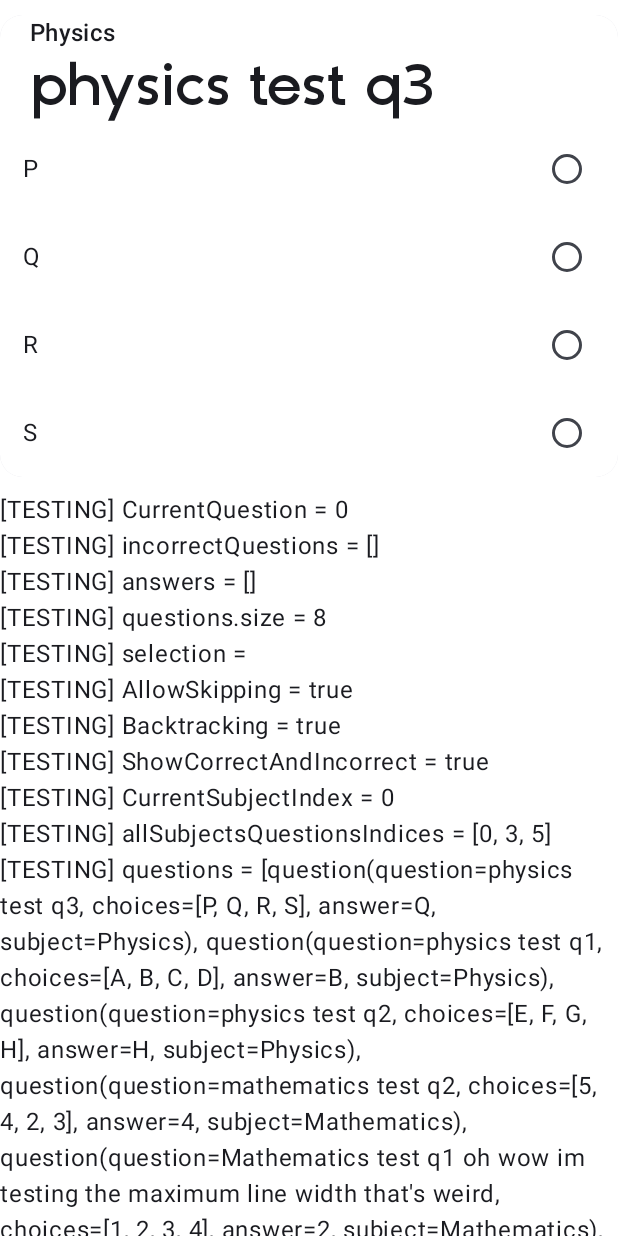
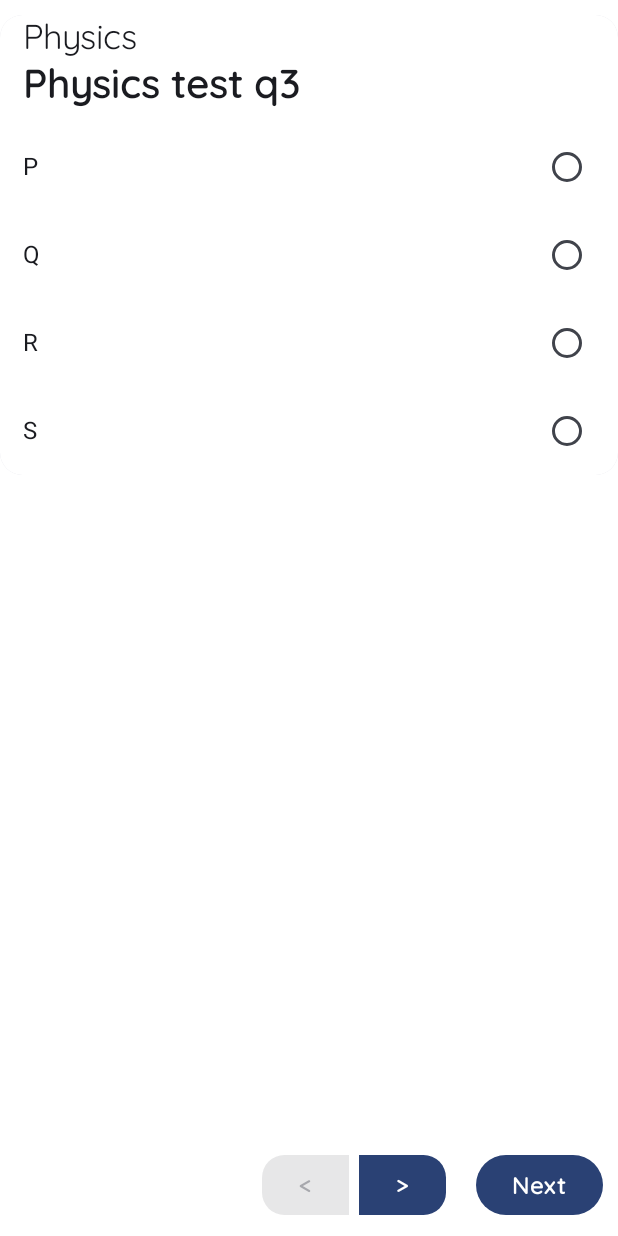
Before and after one commit to SohSohh/PrepApp, an Android app built with Jetpack Compose: the screen it shows after launch (MainActivity), after a tap on "Start", on a phone screen of 412 x 824 dp. Run offline under Robolectric (Android 15) with nearby library versions, the light colour scheme and no system bars.

Commit message:
Added typography, animations, and more functionality

```diff
--- a/app/src/main/java/com/example/myapplication/MainApp.kt
+++ b/app/src/main/java/com/example/myapplication/MainApp.kt
@@ -27,6 +27,7 @@ import androidx.compose.runtime.Composable
 import androidx.compose.runtime.collectAsState
 import androidx.compose.runtime.getValue
 import androidx.compose.runtime.remember
+import androidx.compose.runtime.rememberCoroutineScope
 import androidx.compose.ui.Alignment
 import androidx.compose.ui.Modifier
 import androidx.compose.ui.graphics.Color
@@ -42,8 +43,10 @@ import com.example.myapplication.TestScreen.EndOfTestScreen
 import com.example.myapplication.TestScreen.TestConfigurationScreen
 import com.example.myapplication.TestScreen.TestingScreen
 import com.example.myapplication.mcqPool.McqPoolScreen
+import kotlinx.coroutines.delay
 import kotlinx.coroutines.flow.Flow
 import kotlinx.coroutines.flow.emptyFlow
+import kotlinx.coroutines.launch
 
 
 @SuppressLint("SuspiciousIndentation")
@@ -62,7 +65,7 @@ fun MainApp(modifier: Modifier = Modifier,
                 if (showBar) {
                         CenterAlignedTopAppBar(title = {
                             Text(
-                                text = "TopBarTitlePlaceholder",
+                                text = "PREP",
                                 style = MaterialTheme.typography.titleLarge
                             )
                         }
@@ -101,6 +104,7 @@ fun MainApp(modifier: Modifier = Modifier,
                 }
             }
         ) { innerPadding ->
+            val scope = rememberCoroutineScope()
             Row(
                 modifier = Modifier
                     .fillMaxSize()
@@ -116,9 +120,13 @@ fun MainApp(modifier: Modifier = Modifier,
                         TestConfigurationScreen(
                             modifier = Modifier.fillMaxSize(),
                             onStartButtonClicked = {
-                                navController.navigate(route = "TestingScreen")
-                                testScreenViewModel.initializeQuestions()
-                                testScreenViewModel.disableBars()
+                                scope.launch {
+                                    navController.navigate(route = "TestingScreen")
+                                    testScreenViewModel.initializeQuestions()
+                                    testScreenViewModel.disableBars()
+                                    delay(750)
+                                }
+
                             },
                             testScreenViewModel = testScreenViewModel,
                         )
@@ -159,7 +167,7 @@ fun BottomNavButton(
     currentS:String,
 ) {
     val animatedColor by animateColorAsState(if (currentS == route) {Color.LightGray} else {Color.Transparent}, animationSpec = tween(350))
-    Button(onClick = onClick ,
+    Button(onClick = onClick,
         modifier = modifier.padding(horizontal = 5.dp),
         shape = MaterialTheme.shapes.medium,
         interactionSource = NoRippleInteractionSource(),
@@ -168,7 +176,7 @@ fun BottomNavButton(
     ) {
         Column(modifier = Modifier, horizontalAlignment = Alignment.CenterHorizontally) {
             Icon(imageVector = icon, contentDescription = null)
-            Text(text = text)
+            Text(text = text, style = MaterialTheme.typography.displaySmall)
         }
     }
 }
--- a/app/src/main/java/com/example/myapplication/TestScreen/TestScreenConfiguration.kt
+++ b/app/src/main/java/com/example/myapplication/TestScreen/TestScreenConfiguration.kt
@@ -8,6 +8,7 @@ import androidx.compose.animation.fadeOut
 import androidx.compose.animation.slideInVertically
 import androidx.compose.animation.slideOutVertically
 import androidx.compose.foundation.background
+import androidx.compose.foundation.clickable
 import androidx.compose.foundation.interaction.MutableInteractionSource
 import androidx.compose.foundation.layout.Arrangement
 import androidx.compose.foundation.layout.Box
@@ -28,6 +29,8 @@ import androidx.compose.foundation.text.KeyboardActions
 import androidx.compose.foundation.text.KeyboardOptions
 import androidx.compose.foundation.verticalScroll
 import androidx.compose.material3.Button
+import androidx.compose.material3.ButtonColors
+import androidx.compose.material3.ButtonDefaults
 import androidx.compose.material3.ExperimentalMaterial3Api
 import androidx.compose.material3.HorizontalDivider
 import androidx.compose.material3.LocalTextStyle
@@ -41,10 +44,12 @@ import androidx.compose.runtime.collectAsState
 import androidx.compose.runtime.getValue
 import androidx.compose.runtime.mutableStateOf
 import androidx.compose.runtime.remember
+import androidx.compose.runtime.rememberCoroutineScope
 import androidx.compose.runtime.setValue
 import androidx.compose.ui.Alignment
 import androidx.compose.ui.Modifier
 import androidx.compose.ui.graphics.Color
+import androidx.compose.ui.graphics.SolidColor
 import androidx.compose.ui.platform.LocalDensity
 import androidx.compose.ui.platform.LocalFocusManager
 import androidx.compose.ui.platform.LocalSoftwareKeyboardController
@@ -99,19 +104,20 @@ fun TestConfigurationScreen(
 
 @Composable
 fun NavigationButton(modifier: Modifier = Modifier, text:String, onClick: () -> Unit = {}, enabledCondition:Boolean = true) {
-    val density = LocalDensity.current.density
-    val offsetY = with(LocalDensity.current) { 20.dp.toPx() }
+    val scope = rememberCoroutineScope()
     AnimatedVisibility(visible = enabledCondition,
         enter = fadeIn( animationSpec = tween(500) )+ slideInVertically(
-            initialOffsetY = { -offsetY.toInt() } // Slide in from a little bit above
+            initialOffsetY =  { -it / 4 } // Slide in from a little bit above
         ),
         exit = fadeOut( animationSpec = tween(500)) + slideOutVertically(
-            targetOffsetY = { -offsetY.toInt() } // Slide out to a little bit above
+            targetOffsetY = { -it / 4 } // Slide out to a little bit above
         ),
     )  {
         Button(
             onClick = onClick,
             modifier = modifier,
+            enabled = enabledCondition,
+            colors = ButtonDefaults.buttonColors(disabledContainerColor = ButtonDefaults.buttonColors().containerColor, disabledContentColor = ButtonDefaults.buttonColors().contentColor)
         ) {
             Text(text = text, style = MaterialTheme.typography.displaySmall)
         }
@@ -312,7 +318,7 @@ fun TextWithTextField(modifier:Modifier = Modifier,
                         unfocusedIndicatorColor = Color.Transparent,
                         focusedIndicatorColor = Color.Transparent,
                         errorIndicatorColor = Color.Transparent,
-                        errorContainerColor = MaterialTheme.colorScheme.errorContainer
+                        errorContainerColor = MaterialTheme.colorScheme.errorContainer,
                     ),
                     contentPadding = PaddingValues(5.dp)
                 )
--- a/app/src/main/java/com/example/myapplication/TestScreen/TestingScreen.kt
+++ b/app/src/main/java/com/example/myapplication/TestScreen/TestingScreen.kt
@@ -6,6 +6,7 @@ import androidx.compose.animation.animateContentSize
 import androidx.compose.foundation.background
 import androidx.compose.foundation.layout.Arrangement
 import androidx.compose.foundation.layout.Box
+import androidx.compose.foundation.layout.BoxScope
 import androidx.compose.foundation.layout.Column
 import androidx.compose.foundation.layout.Row
 import androidx.compose.foundation.layout.Spacer
@@ -58,7 +59,8 @@ fun TestingScreen(
     val testScreenUiState by testScreenViewModel.uiState.collectAsState()
     val scope = rememberCoroutineScope()
     //TEST DUMMY VALUES
-   // testScreenUiState.questions = physicsQ
+//    testScreenUiState.questions = physicsQ
+//    testScreenUiState.currentQuestion = 1
     //-----------------------
     BackHandler {
         navController.popBackStack()
@@ -68,7 +70,7 @@ fun TestingScreen(
         modifier = modifier
             .fillMaxSize()
             .background(color = Color.White)
-            .verticalScroll(rememberScrollState())
+            .verticalScroll(rememberScrollState()),
     ) {
         Box(
             modifier = Modifier
@@ -89,23 +91,23 @@ fun TestingScreen(
         }
 
         //TESTS
-        Text(text = "[TESTING] CurrentQuestion = ${testScreenUiState.currentQuestion}")
-        Text(text = "[TESTING] incorrectQuestions = ${testScreenUiState.incorrectQuestions}")
-        Text(text = "[TESTING] answers = ${testScreenUiState.answers}")
-        Text(text = "[TESTING] questions.size = ${testScreenUiState.questions.size}")
-        Text(text = "[TESTING] selection = ${testScreenUiState.selection}")
-        Text(text = "[TESTING] AllowSkipping = ${testScreenUiState.AllowSkipping}")
-        Text(text = "[TESTING] Backtracking = ${testScreenUiState.Backtracking}")
-        Text(text = "[TESTING] ShowCorrectAndIncorrect = ${testScreenUiState.ShowCorrectAndIncorrect}")
-        Text(text = "[TESTING] CurrentSubjectIndex = ${testScreenUiState.currentSubjectIndex}")
-        Text(text = "[TESTING] allSubjectsQuestionsIndices = ${testScreenUiState.allSubjectsQuestionsIndices}")
-        Text(text = "[TESTING] questions = ${testScreenUiState.questions}")
+//        Text(text = "[TESTING] CurrentQuestion = ${testScreenUiState.currentQuestion}")
+//        Text(text = "[TESTING] incorrectQuestions = ${testScreenUiState.incorrectQuestions}")
+//        Text(text = "[TESTING] answers = ${testScreenUiState.answers}")
+//        Text(text = "[TESTING] questions.size = ${testScreenUiState.questions.size}")
+//        Text(text = "[TESTING] selection = ${testScreenUiState.selection}")
+//        Text(text = "[TESTING] AllowSkipping = ${testScreenUiState.AllowSkipping}")
+//        Text(text = "[TESTING] Backtracking = ${testScreenUiState.Backtracking}")
+//        Text(text = "[TESTING] ShowCorrectAndIncorrect = ${testScreenUiState.ShowCorrectAndIncorrect}")
+//        Text(text = "[TESTING] CurrentSubjectIndex = ${testScreenUiState.currentSubjectIndex}")
+//        Text(text = "[TESTING] allSubjectsQuestionsIndices = ${testScreenUiState.allSubjectsQuestionsIndices}")
+//        Text(text = "[TESTING] questions = ${testScreenUiState.questions}")
 
         //----
 
         Spacer(modifier = Modifier.weight(1f))
 
-        Row(modifier = modifier.fillMaxWidth(), horizontalArrangement = Arrangement.Center) {
+        Row(modifier = modifier.fillMaxWidth(), horizontalArrangement = Arrangement.End) {
             //----PREVIOUS BUTTON
                     NavigationButton(
                         modifier = modifier.padding(10.dp),
@@ -122,18 +124,23 @@ fun TestingScreen(
                                 testScreenViewModel.previousQuestion()
                             }
                         },
-                    enabledCondition = (testScreenUiState.Backtracking && (testScreenUiState.currentQuestion != 0) ))
+                        enabledCondition = (testScreenUiState.Backtracking && (testScreenUiState.currentQuestion != 0))
+                    )
+
             //-----------------
             //---SUBJECT NAVIGATION BUTTON
-            SubjectNavigationButton(currentSubject = testScreenUiState.questions[testScreenUiState.currentQuestion].subject,
+                SubjectNavigationButton(
+                    currentSubject = testScreenUiState.questions[testScreenUiState.currentQuestion].subject,
                     onForwardButton = {
                         scope.launch {
                             testScreenViewModel.moveToNextSubject()
-                    }},
-                onPrevButton = {testScreenViewModel.moveToPreviousSubject()},
+                        }
+                    },
+                    onPrevButton = { testScreenViewModel.moveToPreviousSubject() },
                     modifier = Modifier.padding(10.dp),
                     conditionForPrevVisible = (testScreenUiState.currentSubjectIndex != 0 && testScreenUiState.Backtracking),
-                conditionForNextVisible = (testScreenUiState.currentSubjectIndex != testScreenUiState.activeSubjectsList.size - 1) && testScreenUiState.AllowSkipping )
+                    conditionForNextVisible = (testScreenUiState.currentSubjectIndex != testScreenUiState.activeSubjectsList.size - 1) && testScreenUiState.AllowSkipping
+                )
                 //--------------------
             //------ NEXT / END BUTTON
             // THIS (below) SAYS: IF ALLOWSKIPPING IS TRUE -OR- RETRYQUESTION IS TRUE AND A CHOICE IS SELECTED, THEN SHOW THE BUTTON. THE LATTER PART IS SIMPLE TO LIMIT THE CARD FROM NAVIGATING TO A QUESTION THAT DOESN'T EXIST OVER THE LIMIT
@@ -192,14 +199,14 @@ fun QuestionCard(modifier:Modifier = Modifier,
         Column(modifier = Modifier.background(color = Color.White)) {
                 Text(text = question.subject.toString(),
                     modifier = Modifier
-                        .padding(horizontal = 20.dp)
+                        .padding(start = 15.dp, end = 20.dp)
                         .fillMaxWidth(),
-                    style = MaterialTheme.typography.titleMedium)
+                    style = MaterialTheme.typography.bodySmall)
                 Text(text = question.question,
                     modifier = Modifier
-                        .padding(horizontal = 20.dp)
-                        .fillMaxWidth(),
-                    style = MaterialTheme.typography.titleLarge)
+                        .padding(start = 15.dp, end = 20.dp, bottom = 10.dp)
+                        .fillMaxWidth().animateContentSize(),
+                    style = MaterialTheme.typography.bodyMedium)
             if (optionsVisible) {
                 Options(
                     choiceList = question.choices,
@@ -234,7 +241,7 @@ fun SubjectNavigationButton(modifier:Modifier = Modifier,
                 modifier = Modifier.padding(end = 3.dp),
                 enabled = conditionForPrevVisible
             ) {
-                Text(text = "<<")
+                Text(text = "<", style = MaterialTheme.typography.displaySmall)
             }
             Button(
                 shape = RoundedCornerShape(
@@ -247,7 +254,7 @@ fun SubjectNavigationButton(modifier:Modifier = Modifier,
                 modifier = Modifier.padding(start = 3.dp),
                 enabled = conditionForNextVisible
             ) {
-                Text(text = ">>")
+                Text(text = ">", style = MaterialTheme.typography.displaySmall)
         }
     }
 }
--- a/app/src/main/java/com/example/myapplication/dataAndNetwork/QuestionsData.kt
+++ b/app/src/main/java/com/example/myapplication/dataAndNetwork/QuestionsData.kt
@@ -22,9 +22,9 @@ data class question(
 }
 
 var physicsQ:List<question> = mutableListOf(
-    question("physics test q1", listOf("A", "B", "C", "D"), "B", subjects.Physics),
-    question("physics test q2", listOf("E", "F", "G", "H"), "H", subjects.Physics),
-    question("physics test q3", listOf("P", "Q", "R", "S"), "Q", subjects.Physics)
+    question("Physics test q1", listOf("It shouldn't work, also I forgot to test the multiline feature oops", "Okay, I feel like this might be an issue I overlooked", "C", "D"), "Okay, I feel like this might be an issue I overlooked", subjects.Physics),
+    question("Physics test q2", listOf("E", "F", "G", "H"), "H", subjects.Physics),
+    question("Physics test q3", listOf("P", "Q", "R", "S"), "Q", subjects.Physics)
 )
 
 var dummyTestingQuestions:List<question> = mutableListOf(
--- a/app/src/main/java/com/example/myapplication/ui/theme/Type.kt
+++ b/app/src/main/java/com/example/myapplication/ui/theme/Type.kt
@@ -36,6 +36,12 @@ val Typography = Typography(
         fontStyle = FontStyle.Normal,
         fontSize = 40.sp
     ),
+    titleMedium = TextStyle( // For medium titled
+        fontFamily = quicksand,
+        fontWeight = FontWeight.SemiBold,
+        fontStyle = FontStyle.Normal,
+        fontSize = 35.sp
+    ),
     displayMedium = TextStyle( // For configuration / settings
         fontFamily = quicksand,
         fontWeight = FontWeight.Medium,
@@ -44,7 +50,7 @@ val Typography = Typography(
     displaySmall = TextStyle( // for bottom bar elements and buttons
         fontFamily = quicksand,
         fontWeight = FontWeight.SemiBold,
-        fontSize = 18.sp
+        fontSize = 16.sp
     ),
     bodySmall = TextStyle( // For choices
         fontFamily = quicksand,
@@ -63,6 +69,12 @@ val Typography = Typography(
         fontWeight = FontWeight.Normal,
         fontStyle = FontStyle.Normal,
         fontSize = 13.sp
+    ),
+    headlineMedium = TextStyle( // Search bars etc
+        fontFamily = quicksand,
+        fontWeight = FontWeight.Normal,
+        fontStyle = FontStyle.Normal,
+        fontSize = 17.sp
     )
     // Add other text styles as needed
 )
```
Also changed, not shown: app/src/main/java/com/example/myapplication/TestScreen/EndOfTestScreen.kt (+58 -4 lines), app/src/main/java/com/example/myapplication/TestScreenViewModel.kt (+39 -26 lines), app/src/main/java/com/example/myapplication/mcqPool/McqPool.kt (+5 -2 lines). Lines whose indentation alone changed are shown as unchanged.
